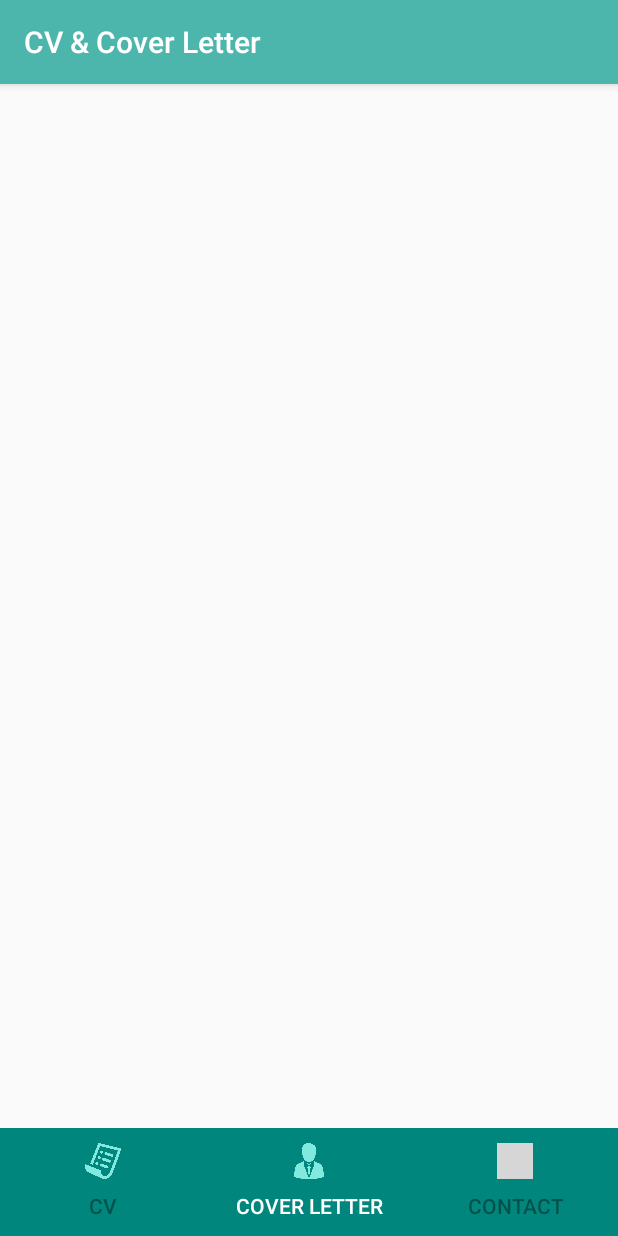
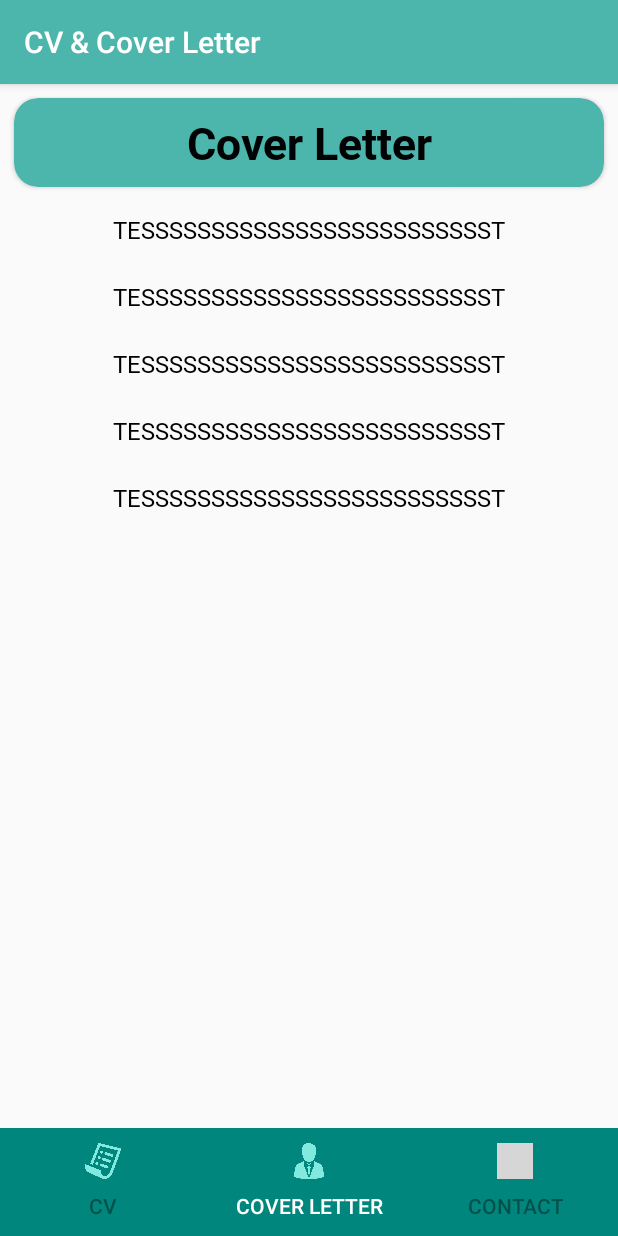
Before and after one commit to Tomroke/CV_-_Cover_Letter, an Android app: the screen it shows after launch (MainActivity), item 2 of the bottom bar chosen, on a phone screen of 412 x 824 dp. Run offline under Robolectric (Android 15) with nearby library versions, the light colour scheme and no system bars; our stand-ins replace Firebase (no records; nobody signed in at launch, a user with empty details on screens opened directly), data binding, navigation-ui; pictures from the network do not load; 2 statements that could not run were skipped; grey boxes are pictures that could not be loaded.

Commit message:
Finished reworking how the backend handles images with CVDetailsFragment.kt also started working on the CoverLetterFragment.

```diff
--- a/app/src/main/java/com/irving/cvpersonalletter/database/PersonalInfoData.kt
+++ b/app/src/main/java/com/irving/cvpersonalletter/database/PersonalInfoData.kt
@@ -1,8 +1,6 @@
 package com.irving.cvpersonalletter.database
 
 import android.net.Uri
-import androidx.lifecycle.LiveData
-import androidx.lifecycle.MutableLiveData
 
 data class PersonalInfoData (
     var name: String = "",
--- a/app/src/main/java/com/irving/cvpersonalletter/database/Repository.kt
+++ b/app/src/main/java/com/irving/cvpersonalletter/database/Repository.kt
@@ -23,10 +23,6 @@ class Repository private constructor( private val fireDAO: FireDAO ){
         return fireDAO.getContactingMethods()
     }
 
-    suspend fun getSingleImage(url: String): Uri {
-        return fireDAO.getSingleImage(url)
-    }
-
     companion object{
         @Volatile private var instance: Repository? = null
         fun getInstance(fireDAO: FireDAO) =
--- a/app/src/main/java/com/irving/cvpersonalletter/ui/cv/fragments/CVDetailsFragment.kt
+++ b/app/src/main/java/com/irving/cvpersonalletter/ui/cv/fragments/CVDetailsFragment.kt
@@ -32,10 +32,6 @@ class CVDetailsFragment : Fragment() {
             viewModel.startFetchingSingleCV()
         })
 
-        viewModel.work.observe(viewLifecycleOwner, Observer {
-            viewModel.startFetchingSingleImage(it.image)
-        })
-
         val arg = CVDetailsFragmentArgs.fromBundle(requireArguments())
         viewModel.setCVID(arg.cvSafeArg)
 
--- a/app/src/main/res/layout/fragment_cover_letter.xml
+++ b/app/src/main/res/layout/fragment_cover_letter.xml
@@ -7,62 +7,104 @@
     <data>
         <variable
             name="viewModel"
-            type="com.irving.cvpersonalletter.ui.coverletter.CoverLetterViewModel" />
+            type="com.irving.cvpersonalletter.ui.coverletter.CoverLetterViewModel"
+            />
     </data>
 
     <androidx.constraintlayout.widget.ConstraintLayout
         android:layout_width="match_parent"
-        android:layout_height="match_parent">
+        android:layout_height="match_parent"
+        tools:context=".ui.coverletter.CoverLetterFragment"
+        >
 
         <androidx.cardview.widget.CardView
-            android:id="@+id/cover_letter_header_card"
+            android:id="@+id/cover_letter_header_container"
             android:layout_width="match_parent"
             android:layout_height="wrap_content"
             android:layout_margin="@dimen/medium_margin"
-            app:cardCornerRadius="12dp"
+            app:cardCornerRadius="16dp"
             app:cardBackgroundColor="@color/colorPrimary"
             app:layout_constraintStart_toStartOf="parent"
             app:layout_constraintEnd_toEndOf="parent"
             app:layout_constraintTop_toTopOf="parent"
             >
 
-            <androidx.constraintlayout.widget.ConstraintLayout
+            <TextView
                 android:layout_width="match_parent"
-                android:layout_height="match_parent">
+                android:layout_height="match_parent"
+                android:layout_margin="@dimen/medium_margin"
+                android:text="@string/title_cover_letter"
+                style="@style/HeaderAlpha"
+                />
+
+        </androidx.cardview.widget.CardView>
 
         <TextView
+            android:id="@+id/para_one"
             android:layout_width="match_parent"
             android:layout_height="wrap_content"
-                    android:padding="@dimen/extra_large_padding"
-                    android:text="@string/title_cover_letter"
-                    style="@style/HeaderAlpha"
-                    app:layout_constraintTop_toTopOf="parent"
+            android:layout_margin="@dimen/large_margin"
+            android:padding="@dimen/medium_padding"
+            android:text="TESSSSSSSSSSSSSSSSSSSSSSSSST"
+            style="@style/ParaAlpha"
+            app:layout_constraintTop_toBottomOf="@id/cover_letter_header_container"
             app:layout_constraintStart_toStartOf="parent"
             app:layout_constraintEnd_toEndOf="parent"
             />
 
-            </androidx.constraintlayout.widget.ConstraintLayout>
-
-        </androidx.cardview.widget.CardView>
-
-        <FrameLayout
-            android:id="@+id/cover_letter_frame_one"
+        <TextView
+            android:id="@+id/para_two"
             android:layout_width="match_parent"
             android:layout_height="wrap_content"
-            android:layout_margin="@dimen/medium_margin"
-            android:padding="@dimen/large_padding"
-            app:layout_constraintTop_toBottomOf="@+id/cover_letter_header_card"
+            android:layout_margin="@dimen/large_margin"
+            android:padding="@dimen/medium_padding"
+            android:text="TESSSSSSSSSSSSSSSSSSSSSSSSST"
+            style="@style/ParaAlpha"
+            app:layout_constraintTop_toBottomOf="@id/para_one"
             app:layout_constraintStart_toStartOf="parent"
             app:layout_constraintEnd_toEndOf="parent"
-            >
-                <androidx.fragment.app.FragmentContainerView
-                    android:id="@+id/cover_letter_para_one"
-                    android:layout_width="match_parent"
-                    android:layout_height="match_parent"
-                    tools:item="fragment_cover_letter_fragment"
             />
 
-        </FrameLayout>
+        <TextView
+            android:id="@+id/para_three"
+            android:layout_width="match_parent"
+            android:layout_height="wrap_content"
+            android:layout_margin="@dimen/large_margin"
+            android:padding="@dimen/medium_padding"
+            android:text="TESSSSSSSSSSSSSSSSSSSSSSSSST"
+            style="@style/ParaAlpha"
+            app:layout_constraintTop_toBottomOf="@id/para_two"
+            app:layout_constraintStart_toStartOf="parent"
+            app:layout_constraintEnd_toEndOf="parent"
+            />
+
+        <TextView
+            android:id="@+id/para_four"
+            android:layout_width="match_parent"
+            android:layout_height="wrap_content"
+            android:layout_margin="@dimen/large_margin"
+            android:padding="@dimen/medium_padding"
+            android:text="TESSSSSSSSSSSSSSSSSSSSSSSSST"
+            style="@style/ParaAlpha"
+            app:layout_constraintTop_toBottomOf="@id/para_three"
+            app:layout_constraintStart_toStartOf="parent"
+            app:layout_constraintEnd_toEndOf="parent"
+            />
+
+        <TextView
+            android:id="@+id/para_end"
+            android:layout_width="match_parent"
+            android:layout_height="wrap_content"
+            android:layout_margin="@dimen/large_margin"
+            android:padding="@dimen/medium_padding"
+            android:text="TESSSSSSSSSSSSSSSSSSSSSSSSST"
+            style="@style/ParaAlpha"
+            app:layout_constraintTop_toBottomOf="@id/para_four"
+            app:layout_constraintStart_toStartOf="parent"
+            app:layout_constraintEnd_toEndOf="parent"
+            />
+
+
 
     </androidx.constraintlayout.widget.ConstraintLayout>
 
--- a/app/src/main/res/values/dimens.xml
+++ b/app/src/main/res/values/dimens.xml
@@ -6,6 +6,7 @@
     <dimen name="small_margin">6dp</dimen>
     <dimen name="medium_margin">9dp</dimen>
     <dimen name="large_margin">12dp</dimen>
+    <dimen name="extra_large_margin">16</dimen>
 
     <dimen name="cv_Margin_Start_End">8dp</dimen>
     <dimen name="cv_Margin_Top_Bottom">4dp</dimen>
```
Also changed, not shown: app/src/main/java/com/irving/cvpersonalletter/database/FireDAO.kt (+5 -2 lines), app/src/main/java/com/irving/cvpersonalletter/ui/cv/viewmodel/CVDetailsViewModel.kt (+1 -14 lines), app/src/main/res/layout/cv_detailed_fragment.xml (+6 -7 lines), app/src/main/res/layout/fragment_cover_letter_fragment.xml (deleted, +0 -14 lines). Lines whose indentation alone changed are shown as unchanged.
